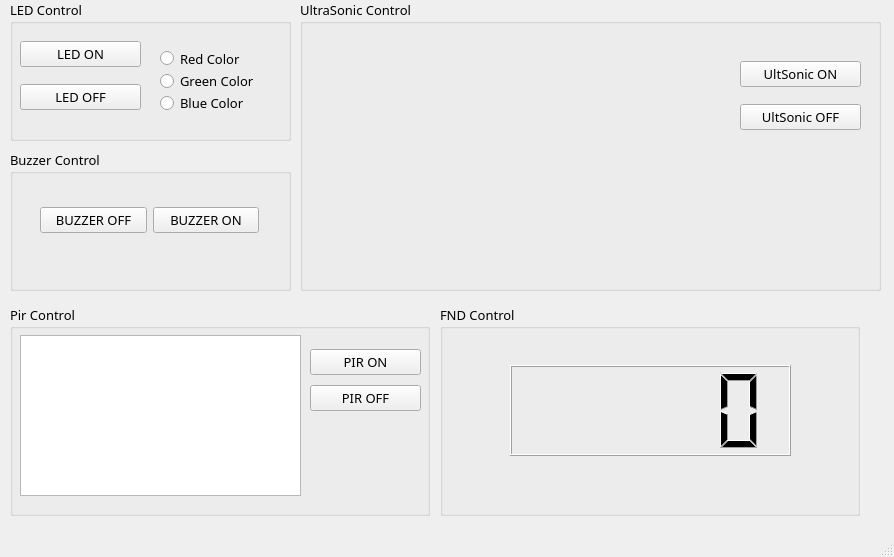
Qt form day06/sensor.ui (guswlrla/hardware-platform-2024) before a commit.
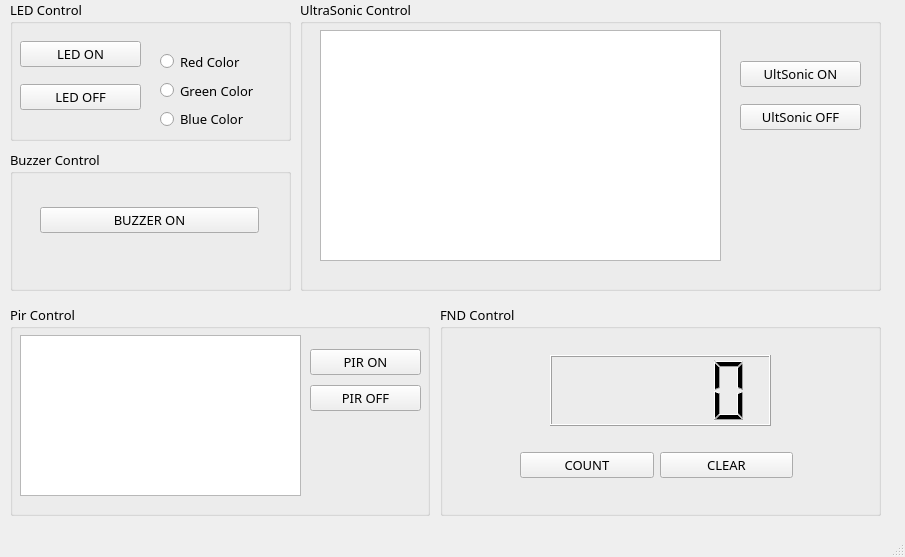
The same form after that commit.

The edit to the form file:
```diff
--- a/day06/sensor.ui
+++ b/day06/sensor.ui
@@ -6,7 +6,7 @@
    <rect>
     <x>0</x>
     <y>0</y>
-    <width>894</width>
+    <width>905</width>
     <height>557</height>
    </rect>
   </property>
@@ -97,7 +97,7 @@
        <x>150</x>
        <y>50</y>
        <width>106</width>
-       <height>61</height>
+       <height>80</height>
       </rect>
      </property>
      <property name="font">
@@ -118,6 +118,9 @@
           <pointsize>10</pointsize>
          </font>
         </property>
+        <property name="styleSheet">
+         <string notr="true"/>
+        </property>
         <property name="text">
          <string>Red Color</string>
         </property>
@@ -226,6 +229,25 @@
       </item>
      </layout>
     </widget>
+    <widget class="QTextBrowser" name="txtBro2">
+     <property name="geometry">
+      <rect>
+       <x>20</x>
+       <y>30</y>
+       <width>401</width>
+       <height>231</height>
+      </rect>
+     </property>
+     <property name="font">
+      <font>
+       <family>나눔스퀘어라운드</family>
+       <pointsize>10</pointsize>
+       <weight>50</weight>
+       <italic>false</italic>
+       <bold>false</bold>
+      </font>
+     </property>
+    </widget>
    </widget>
    <widget class="QGroupBox" name="groupBox_4">
     <property name="geometry">
@@ -255,13 +277,6 @@
       </rect>
      </property>
      <layout class="QHBoxLayout" name="horizontalLayout">
-      <item>
-       <widget class="QPushButton" name="buzzBtn2">
-        <property name="text">
-         <string>BUZZER OFF</string>
-        </property>
-       </widget>
-      </item>
       <item>
        <widget class="QPushButton" name="buzzBtn1">
         <property name="text">
@@ -347,7 +362,7 @@
      <rect>
       <x>440</x>
       <y>305</y>
-      <width>420</width>
+      <width>441</width>
       <height>211</height>
      </rect>
     </property>
@@ -369,13 +384,39 @@
     <widget class="QLCDNumber" name="lcdNumber">
      <property name="geometry">
       <rect>
-       <x>70</x>
-       <y>60</y>
-       <width>281</width>
-       <height>91</height>
+       <x>110</x>
+       <y>50</y>
+       <width>221</width>
+       <height>71</height>
       </rect>
      </property>
     </widget>
+    <widget class="QWidget" name="horizontalLayoutWidget_2">
+     <property name="geometry">
+      <rect>
+       <x>80</x>
+       <y>120</y>
+       <width>273</width>
+       <height>80</height>
+      </rect>
+     </property>
+     <layout class="QHBoxLayout" name="horizontalLayout_2">
+      <item>
+       <widget class="QPushButton" name="fndBtn1">
+        <property name="text">
+         <string>COUNT</string>
+        </property>
+       </widget>
+      </item>
+      <item>
+       <widget class="QPushButton" name="fndBtn2">
+        <property name="text">
+         <string>CLEAR</string>
+        </property>
+       </widget>
+      </item>
+     </layout>
+    </widget>
    </widget>
   </widget>
   <widget class="QMenuBar" name="menubar">
```
Left out of the diff: 8 changed lines with no effect on the pictures.
